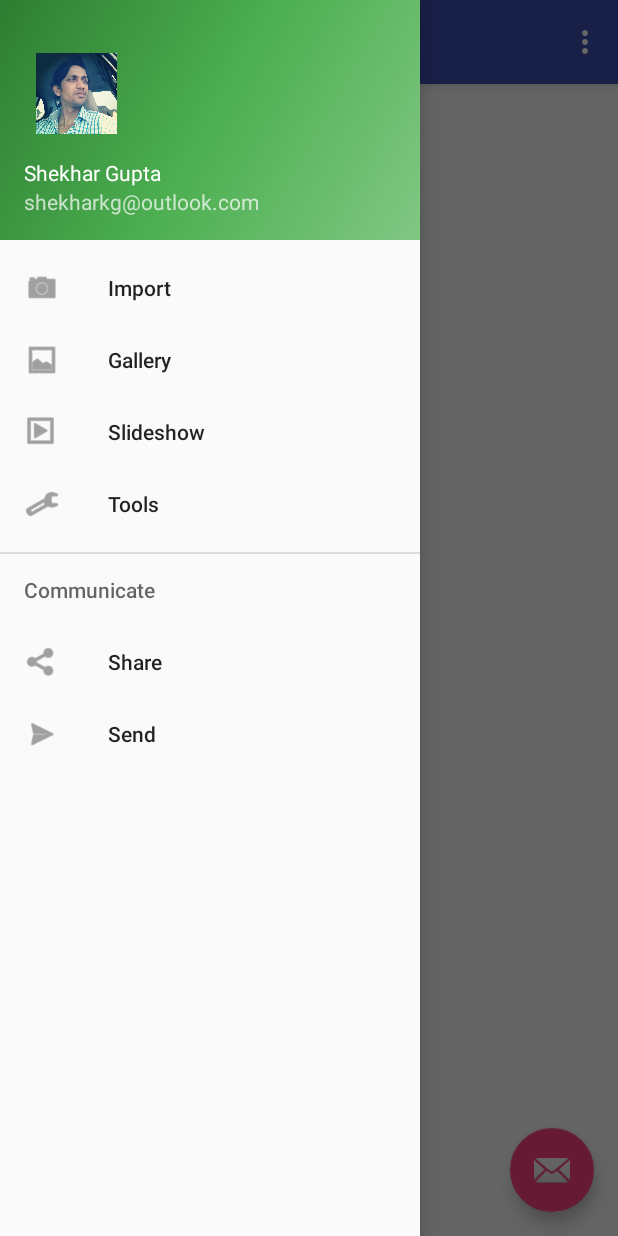
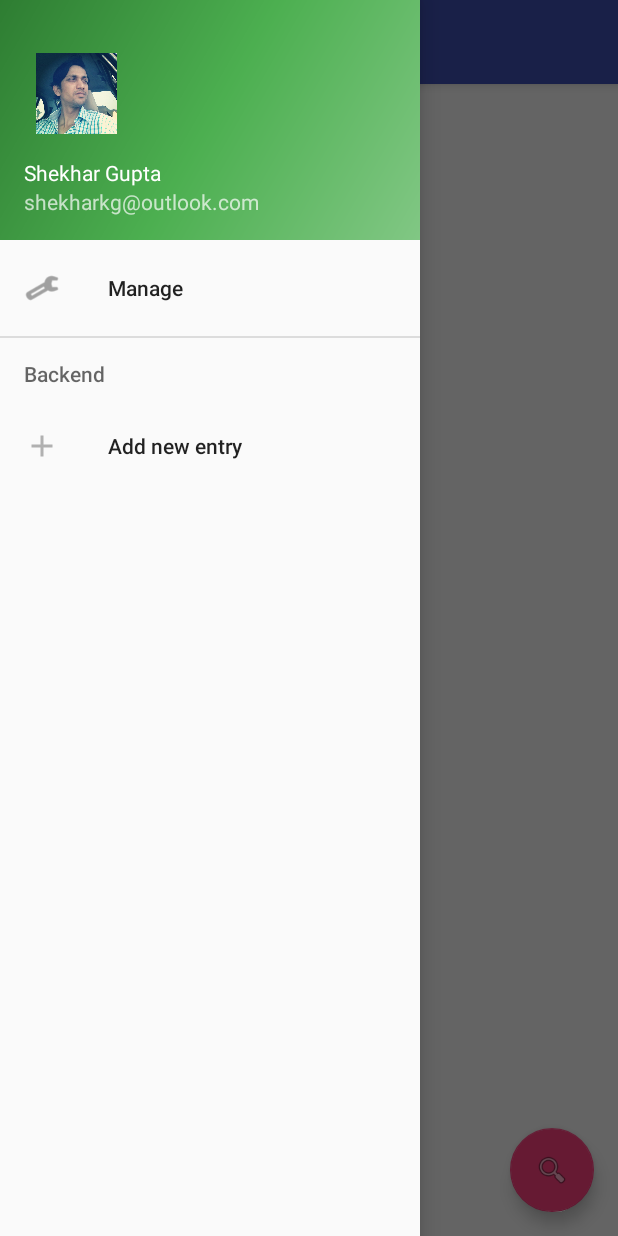
Before and after one commit to shekharkg/TradeLab, an Android app: the screen it shows after launch (MainActivity), with the side drawer open, on a phone screen of 412 x 824 dp. Run offline under Robolectric (Android 15) with nearby library versions, the phone set to English and light mode, and no system bars.

Commit message:
MapDatabase added and option to add entry and manage added

```diff
--- a/app/src/main/java/com/shekharkg/tradelab/MainActivity.java
+++ b/app/src/main/java/com/shekharkg/tradelab/MainActivity.java
@@ -16,12 +16,16 @@ import android.view.MenuItem;
 public class MainActivity extends AppCompatActivity
     implements NavigationView.OnNavigationItemSelectedListener {
 
+  private DrawerLayout drawer;
+
   @Override
   protected void onCreate(Bundle savedInstanceState) {
     super.onCreate(savedInstanceState);
     setContentView(R.layout.activity_main);
     Toolbar toolbar = (Toolbar) findViewById(R.id.toolbar);
     setSupportActionBar(toolbar);
+
+    drawer = (DrawerLayout) findViewById(R.id.drawer_layout);
 
     FloatingActionButton fab = (FloatingActionButton) findViewById(R.id.fab);
     fab.setOnClickListener(new View.OnClickListener() {
@@ -52,49 +56,38 @@ public class MainActivity extends AppCompatActivity
     }
   }
 
-  @Override
-  public boolean onCreateOptionsMenu(Menu menu) {
-    // Inflate the menu; this adds items to the action bar if it is present.
-    getMenuInflater().inflate(R.menu.main, menu);
-    return true;
-  }
+//  @Override
+//  public boolean onCreateOptionsMenu(Menu menu) {
+//    // Inflate the menu; this adds items to the action bar if it is present.
+//    getMenuInflater().inflate(R.menu.main, menu);
+//    return true;
+//  }
+//
+//  @Override
+//  public boolean onOptionsItemSelected(MenuItem item) {
+//    // Handle action bar item clicks here. The action bar will
+//    // automatically handle clicks on the Home/Up button, so long
+//    // as you specify a parent activity in AndroidManifest.xml.
+//    int id = item.getItemId();
+//
+//    //noinspection SimplifiableIfStatement
+//    if (id == R.id.action_settings) {
+//      return true;
+//    }
+//
+//    return super.onOptionsItemSelected(item);
+//  }
 
-  @Override
-  public boolean onOptionsItemSelected(MenuItem item) {
-    // Handle action bar item clicks here. The action bar will
-    // automatically handle clicks on the Home/Up button, so long
-    // as you specify a parent activity in AndroidManifest.xml.
-    int id = item.getItemId();
-
-    //noinspection SimplifiableIfStatement
-    if (id == R.id.action_settings) {
-      return true;
-    }
-
-    return super.onOptionsItemSelected(item);
-  }
-
-  @SuppressWarnings("StatementWithEmptyBody")
   @Override
   public boolean onNavigationItemSelected(MenuItem item) {
     // Handle navigation view item clicks here.
     int id = item.getItemId();
 
-    if (id == R.id.nav_camara) {
-      // Handle the camera action
-    } else if (id == R.id.nav_gallery) {
+    if (id == R.id.nav_manage) {
 
-    } else if (id == R.id.nav_slideshow) {
-
-    } else if (id == R.id.nav_manage) {
-
-    } else if (id == R.id.nav_share) {
-
-    } else if (id == R.id.nav_send) {
+    } else if (id == R.id.add_details) {
 
     }
-
-    DrawerLayout drawer = (DrawerLayout) findViewById(R.id.drawer_layout);
     drawer.closeDrawer(GravityCompat.START);
     return true;
   }
--- a/app/src/main/res/layout/app_bar_main.xml
+++ b/app/src/main/res/layout/app_bar_main.xml
@@ -9,8 +9,8 @@
   tools:context=".MainActivity">
 
   <android.support.design.widget.AppBarLayout
+    android:layout_width="match_parent"
     android:layout_height="wrap_content"
-    android:layout_width="match_parent"
     android:theme="@style/AppTheme.AppBarOverlay">
 
     <android.support.v7.widget.Toolbar
@@ -30,6 +30,6 @@
     android:layout_height="wrap_content"
     android:layout_gravity="bottom|end"
     android:layout_margin="@dimen/fab_margin"
-    android:src="@android:drawable/ic_dialog_email"/>
+    android:src="@android:drawable/ic_menu_search"/>
 
 </android.support.design.widget.CoordinatorLayout>
--- a/app/src/main/res/layout/content_main.xml
+++ b/app/src/main/res/layout/content_main.xml
@@ -10,11 +10,9 @@
   android:paddingTop="@dimen/activity_vertical_margin"
   android:paddingBottom="@dimen/activity_vertical_margin"
   app:layout_behavior="@string/appbar_scrolling_view_behavior"
+  android:id="@+id/container"
   tools:showIn="@layout/app_bar_main"
   tools:context=".MainActivity">
 
-  <TextView
-    android:text="Hello World!"
-    android:layout_width="wrap_content"
-    android:layout_height="wrap_content"/>
+
 </RelativeLayout>
--- a/app/src/main/res/menu/activity_main_drawer.xml
+++ b/app/src/main/res/menu/activity_main_drawer.xml
@@ -3,33 +3,17 @@
 
   <group android:checkableBehavior="single">
     <item
-      android:id="@+id/nav_camara"
-      android:icon="@android:drawable/ic_menu_camera"
-      android:title="Import"/>
-    <item
-      android:id="@+id/nav_gallery"
-      android:icon="@android:drawable/ic_menu_gallery"
-      android:title="Gallery"/>
-    <item
-      android:id="@+id/nav_slideshow"
-      android:icon="@android:drawable/ic_menu_slideshow"
-      android:title="Slideshow"/>
-    <item
       android:id="@+id/nav_manage"
       android:icon="@android:drawable/ic_menu_manage"
-      android:title="Tools"/>
+      android:title="Manage"/>
   </group>
 
-  <item android:title="Communicate">
+  <item android:title="Backend">
     <menu>
       <item
-        android:id="@+id/nav_share"
-        android:icon="@android:drawable/ic_menu_share"
-        android:title="Share"/>
-      <item
-        android:id="@+id/nav_send"
-        android:icon="@android:drawable/ic_menu_send"
-        android:title="Send"/>
+        android:id="@+id/add_details"
+        android:icon="@drawable/ic_content_add"
+        android:title="Add new entry"/>
     </menu>
   </item>
 
```
Also changed, not shown: app/src/main/java/com/shekharkg/tradelab/dao/DataModel.java (added, +92 -0 lines), app/src/main/java/com/shekharkg/tradelab/db/DataSource.java (added, +112 -0 lines), app/src/main/res/drawable-hdpi/ic_content_add.png (added), app/src/main/res/drawable-mdpi/ic_content_add.png (added), app/src/main/res/drawable-xhdpi/ic_content_add.png (added), app/src/main/res/drawable-xxhdpi/ic_content_add.png (added), app/src/main/res/drawable-xxxhdpi/ic_content_add.png (added).
